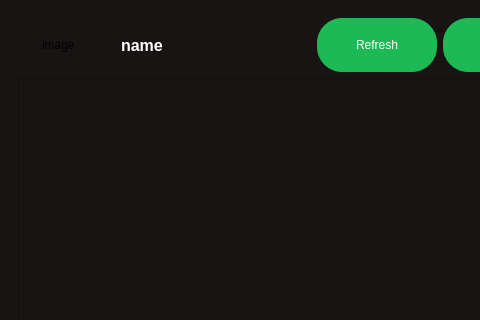
First picture: the form in mutak/mainwindow.ui, repository ahmed-debbech/mutak, before the edit; both pictures show x 0 to 480 and y 0 to 320 of the 581 by 734 pixel window.
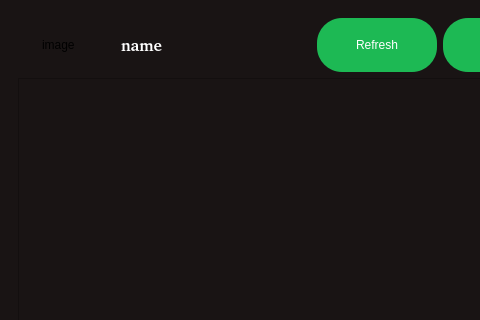
Second picture: the form after the edit. The open tabs and pages were chosen to show the change.

Commit message: Add spotiy fonts

What changed in the file:
```diff
--- a/mutak/mainwindow.ui
+++ b/mutak/mainwindow.ui
@@ -226,8 +226,10 @@
              <widget class="QLabel" name="disp_name">
               <property name="font">
                <font>
+                <family>://resources/fonts/GothamBook.ttf</family>
                 <pointsize>12</pointsize>
                 <weight>75</weight>
+                <italic>false</italic>
                 <bold>true</bold>
                </font>
               </property>
```
Left out of the diff: 69 changed lines with no effect on the pictures. The commit also changes 26 other files.
